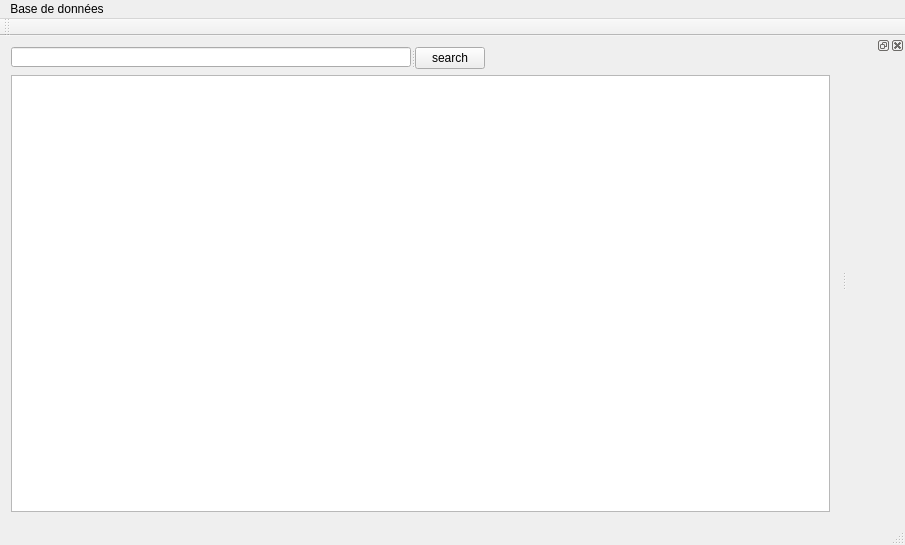
Before: the Qt Designer form mainwindow.ui in manu88/Mood-Finder, drawn with Qt 5.
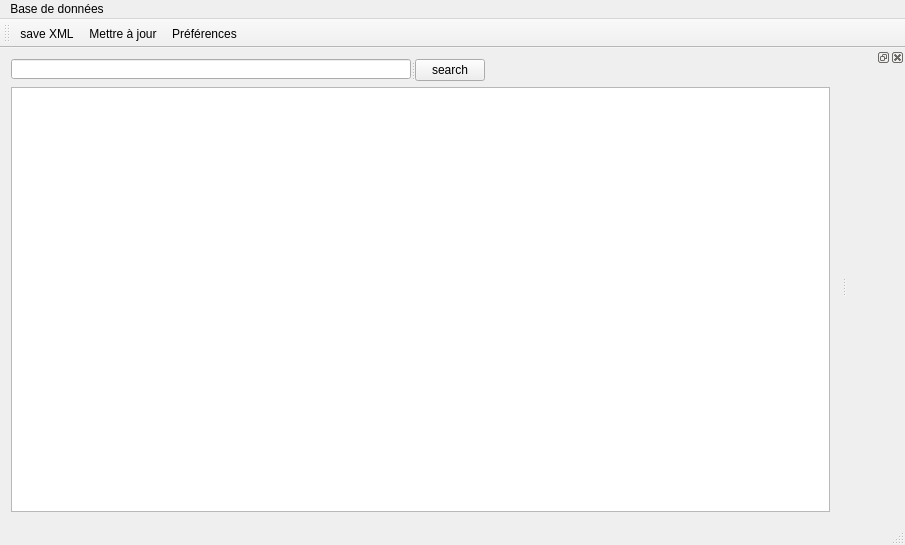
After: the same form once the commit is applied.

What changed in the file:
```diff
--- a/mainwindow.ui
+++ b/mainwindow.ui
@@ -50,7 +50,7 @@
     <item>
      <widget class="QTableView" name="tableView">
       <attribute name="verticalHeaderVisible">
-       <bool>false</bool>
+       <bool>true</bool>
       </attribute>
      </widget>
     </item>
@@ -75,14 +75,6 @@
    </widget>
    <addaction name="menuBase_de_donn_es"/>
   </widget>
-  <widget class="QToolBar" name="mainToolBar">
-   <attribute name="toolBarArea">
-    <enum>TopToolBarArea</enum>
-   </attribute>
-   <attribute name="toolBarBreak">
-    <bool>false</bool>
-   </attribute>
-  </widget>
   <widget class="QStatusBar" name="statusBar"/>
   <widget class="QDockWidget" name="dockWidget">
    <attribute name="dockWidgetArea">
@@ -90,6 +82,20 @@
    </attribute>
    <widget class="QWidget" name="dockWidgetContents"/>
   </widget>
+  <widget class="QToolBar" name="toolBar">
+   <property name="windowTitle">
+    <string>toolBar</string>
+   </property>
+   <attribute name="toolBarArea">
+    <enum>TopToolBarArea</enum>
+   </attribute>
+   <attribute name="toolBarBreak">
+    <bool>false</bool>
+   </attribute>
+   <addaction name="actionSave_XML"/>
+   <addaction name="actionMettre_jour"/>
+   <addaction name="actionPr_f_rences"/>
+  </widget>
   <action name="actionMettre_jour">
    <property name="text">
     <string>Mettre à jour</string>
```
